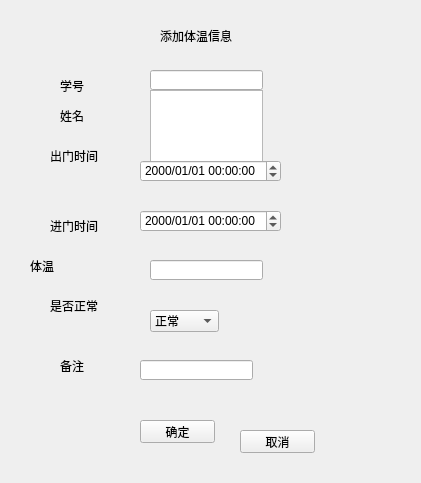
Qt form admin/admin_addinfo.ui (wo16pao/MS) before a commit.
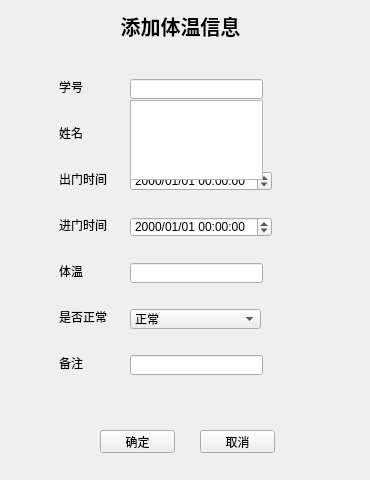
The same form after that commit.

```diff
--- a/admin/admin_addinfo.ui
+++ b/admin/admin_addinfo.ui
@@ -6,8 +6,8 @@
    <rect>
     <x>0</x>
     <y>0</y>
-    <width>421</width>
-    <height>483</height>
+    <width>370</width>
+    <height>480</height>
    </rect>
   </property>
   <property name="windowTitle">
@@ -16,114 +16,33 @@
   <widget class="QLabel" name="label">
    <property name="geometry">
     <rect>
-     <x>160</x>
-     <y>20</y>
-     <width>81</width>
+     <x>100</x>
+     <y>10</y>
+     <width>161</width>
      <height>31</height>
     </rect>
    </property>
+   <property name="font">
+    <font>
+     <pointsize>15</pointsize>
+     <weight>75</weight>
+     <bold>true</bold>
+    </font>
+   </property>
    <property name="text">
     <string>添加体温信息</string>
    </property>
-  </widget>
-  <widget class="QLabel" name="label_2">
-   <property name="geometry">
-    <rect>
-     <x>60</x>
-     <y>80</y>
-     <width>54</width>
-     <height>12</height>
-    </rect>
-   </property>
-   <property name="text">
-    <string>学号</string>
-   </property>
-  </widget>
-  <widget class="QLabel" name="label_3">
-   <property name="geometry">
-    <rect>
-     <x>60</x>
-     <y>110</y>
-     <width>54</width>
-     <height>12</height>
-    </rect>
-   </property>
-   <property name="text">
-    <string>姓名</string>
-   </property>
-  </widget>
-  <widget class="QLabel" name="label_4">
-   <property name="geometry">
-    <rect>
-     <x>50</x>
-     <y>150</y>
-     <width>54</width>
-     <height>12</height>
-    </rect>
-   </property>
-   <property name="text">
-    <string>出门时间</string>
-   </property>
-  </widget>
-  <widget class="QLabel" name="label_5">
-   <property name="geometry">
-    <rect>
-     <x>50</x>
-     <y>220</y>
-     <width>54</width>
-     <height>12</height>
-    </rect>
-   </property>
-   <property name="text">
-    <string>进门时间</string>
-   </property>
-  </widget>
-  <widget class="QLabel" name="label_6">
-   <property name="geometry">
-    <rect>
-     <x>30</x>
-     <y>260</y>
-     <width>54</width>
-     <height>12</height>
-    </rect>
-   </property>
-   <property name="text">
-    <string>体温</string>
-   </property>
-  </widget>
-  <widget class="QLabel" name="label_7">
-   <property name="geometry">
-    <rect>
-     <x>50</x>
-     <y>300</y>
-     <width>54</width>
-     <height>12</height>
-    </rect>
-   </property>
-   <property name="text">
-    <string>是否正常</string>
-   </property>
-  </widget>
-  <widget class="QLabel" name="label_8">
-   <property name="geometry">
-    <rect>
-     <x>60</x>
-     <y>360</y>
-     <width>54</width>
-     <height>12</height>
-    </rect>
-   </property>
-   <property name="text">
-    <string>备注</string>
+   <property name="alignment">
+    <set>Qt::AlignCenter</set>
    </property>
   </widget>
   <widget class="QLabel" name="label_result">
    <property name="geometry">
     <rect>
-     <x>60</x>
-     <y>420</y>
-     <width>54</width>
-     <height>12</height>
+     <x>0</x>
+     <y>430</y>
+     <width>91</width>
+     <height>21</height>
     </rect>
    </property>
    <property name="text">
@@ -133,8 +52,8 @@
   <widget class="QPushButton" name="pushButton_confirm">
    <property name="geometry">
     <rect>
-     <x>140</x>
-     <y>420</y>
+     <x>100</x>
+     <y>430</y>
      <width>75</width>
      <height>23</height>
     </rect>
@@ -146,7 +65,7 @@
   <widget class="QPushButton" name="pushButton_quit">
    <property name="geometry">
     <rect>
-     <x>240</x>
+     <x>200</x>
      <y>430</y>
      <width>75</width>
      <height>23</height>
@@ -156,66 +75,61 @@
     <string>取消</string>
    </property>
   </widget>
-  <widget class="QLineEdit" name="lineEdit_id">
+  <widget class="QWidget" name="widget" native="true">
    <property name="geometry">
     <rect>
-     <x>150</x>
-     <y>70</y>
-     <width>113</width>
-     <height>20</height>
+     <x>50</x>
+     <y>50</y>
+     <width>291</width>
+     <height>361</height>
     </rect>
    </property>
-  </widget>
-  <widget class="QLineEdit" name="lineEdit_name">
+   <widget class="QDateTimeEdit" name="dateTimeEdit_2">
    <property name="geometry">
     <rect>
-     <x>150</x>
-     <y>110</y>
-     <width>113</width>
+      <x>80</x>
+      <y>167</y>
+      <width>142</width>
      <height>20</height>
     </rect>
    </property>
-  </widget>
-  <widget class="QLineEdit" name="lineEdit_temp">
-   <property name="geometry">
-    <rect>
-     <x>150</x>
-     <y>260</y>
-     <width>113</width>
-     <height>20</height>
-    </rect>
-   </property>
-  </widget>
-  <widget class="QLineEdit" name="lineEdit_remark">
+    <property name="displayFormat">
+     <string>yyyy/MM/dd HH:mm:ss</string>
+    </property>
+   </widget>
+   <widget class="QLabel" name="label_5">
    <property name="geometry">
     <rect>
-     <x>140</x>
-     <y>360</y>
-     <width>113</width>
-     <height>20</height>
-    </rect>
-   </property>
-  </widget>
-  <widget class="QLabel" name="label_id">
+      <x>9</x>
+      <y>167</y>
+      <width>48</width>
+      <height>16</height>
+     </rect>
+    </property>
+    <property name="text">
+     <string>进门时间</string>
+    </property>
+   </widget>
+   <widget class="QLabel" name="label_2">
    <property name="geometry">
     <rect>
-     <x>290</x>
-     <y>80</y>
-     <width>54</width>
-     <height>12</height>
+      <x>9</x>
+      <y>29</y>
+      <width>24</width>
+      <height>16</height>
     </rect>
    </property>
    <property name="text">
-    <string/>
+     <string>学号</string>
    </property>
   </widget>
   <widget class="QComboBox" name="comboBox">
    <property name="geometry">
     <rect>
-     <x>150</x>
-     <y>310</y>
-     <width>69</width>
-     <height>22</height>
+      <x>80</x>
+      <y>259</y>
+      <width>131</width>
+      <height>20</height>
     </rect>
    </property>
    <item>
@@ -229,41 +143,147 @@
     </property>
    </item>
   </widget>
+   <widget class="QLabel" name="label_8">
+    <property name="geometry">
+     <rect>
+      <x>9</x>
+      <y>305</y>
+      <width>24</width>
+      <height>16</height>
+     </rect>
+    </property>
+    <property name="text">
+     <string>备注</string>
+    </property>
+   </widget>
+   <widget class="QLineEdit" name="lineEdit_temp">
+    <property name="geometry">
+     <rect>
+      <x>80</x>
+      <y>213</y>
+      <width>133</width>
+      <height>20</height>
+     </rect>
+    </property>
+   </widget>
+   <widget class="QLineEdit" name="lineEdit_id">
+    <property name="geometry">
+     <rect>
+      <x>80</x>
+      <y>29</y>
+      <width>133</width>
+      <height>20</height>
+     </rect>
+    </property>
+   </widget>
+   <widget class="QDateTimeEdit" name="dateTimeEdit">
+    <property name="geometry">
+     <rect>
+      <x>80</x>
+      <y>121</y>
+      <width>142</width>
+      <height>20</height>
+     </rect>
+    </property>
+    <property name="displayFormat">
+     <string>yyyy/MM/dd HH:mm:ss</string>
+    </property>
+   </widget>
+   <widget class="QLabel" name="label_3">
+    <property name="geometry">
+     <rect>
+      <x>9</x>
+      <y>75</y>
+      <width>24</width>
+      <height>16</height>
+     </rect>
+    </property>
+    <property name="text">
+     <string>姓名</string>
+    </property>
+   </widget>
+   <widget class="QLineEdit" name="lineEdit_name">
+    <property name="geometry">
+     <rect>
+      <x>80</x>
+      <y>75</y>
+      <width>133</width>
+      <height>20</height>
+     </rect>
+    </property>
+   </widget>
+   <widget class="QLineEdit" name="lineEdit_remark">
+    <property name="geometry">
+     <rect>
+      <x>80</x>
+      <y>305</y>
+      <width>133</width>
+      <height>20</height>
+     </rect>
+    </property>
+   </widget>
+   <widget class="QLabel" name="label_6">
+    <property name="geometry">
+     <rect>
+      <x>9</x>
+      <y>213</y>
+      <width>24</width>
+      <height>16</height>
+     </rect>
+    </property>
+    <property name="text">
+     <string>体温</string>
+    </property>
+   </widget>
+   <widget class="QLabel" name="label_4">
+    <property name="geometry">
+     <rect>
+      <x>9</x>
+      <y>121</y>
+      <width>48</width>
+      <height>16</height>
+     </rect>
+    </property>
+    <property name="text">
+     <string>出门时间</string>
+    </property>
+   </widget>
+   <widget class="QLabel" name="label_7">
+    <property name="geometry">
+     <rect>
+      <x>9</x>
+      <y>259</y>
+      <width>48</width>
+      <height>16</height>
+     </rect>
+    </property>
+    <property name="text">
+     <string>是否正常</string>
+    </property>
+   </widget>
   <widget class="QListWidget" name="listWidget">
    <property name="geometry">
     <rect>
-     <x>150</x>
-     <y>90</y>
-     <width>113</width>
+      <x>80</x>
+      <y>50</y>
+      <width>133</width>
      <height>80</height>
     </rect>
    </property>
   </widget>
-  <widget class="QDateTimeEdit" name="dateTimeEdit">
+   <widget class="QLabel" name="label_id">
    <property name="geometry">
     <rect>
-     <x>140</x>
-     <y>160</y>
-     <width>141</width>
-     <height>22</height>
-    </rect>
-   </property>
-   <property name="displayFormat">
-    <string>yyyy/MM/dd HH:mm:ss</string>
-   </property>
-  </widget>
-  <widget class="QDateTimeEdit" name="dateTimeEdit_2">
-   <property name="geometry">
-    <rect>
-     <x>140</x>
-     <y>210</y>
-     <width>141</width>
-     <height>22</height>
-    </rect>
-   </property>
-   <property name="displayFormat">
-    <string>yyyy/MM/dd HH:mm:ss</string>
-   </property>
+      <x>220</x>
+      <y>30</y>
+      <width>61</width>
+      <height>21</height>
+     </rect>
+    </property>
+    <property name="text">
+     <string/>
+    </property>
+   </widget>
   </widget>
  </widget>
  <resources/>
```
Lines whose indentation alone changed are shown as unchanged.
